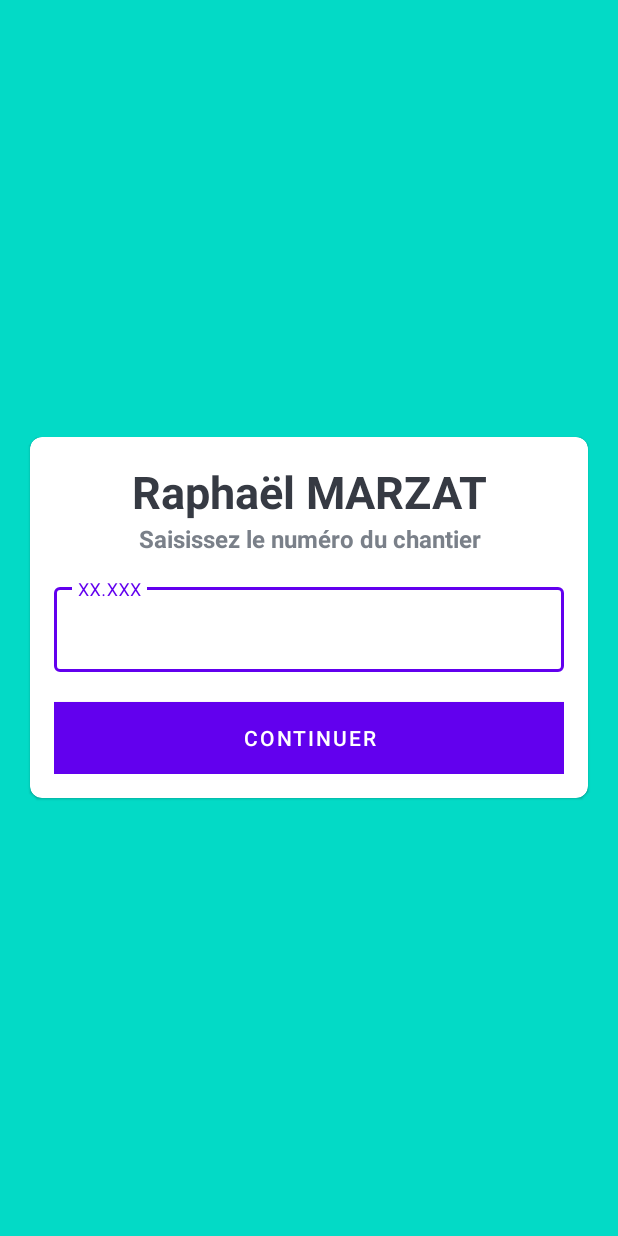
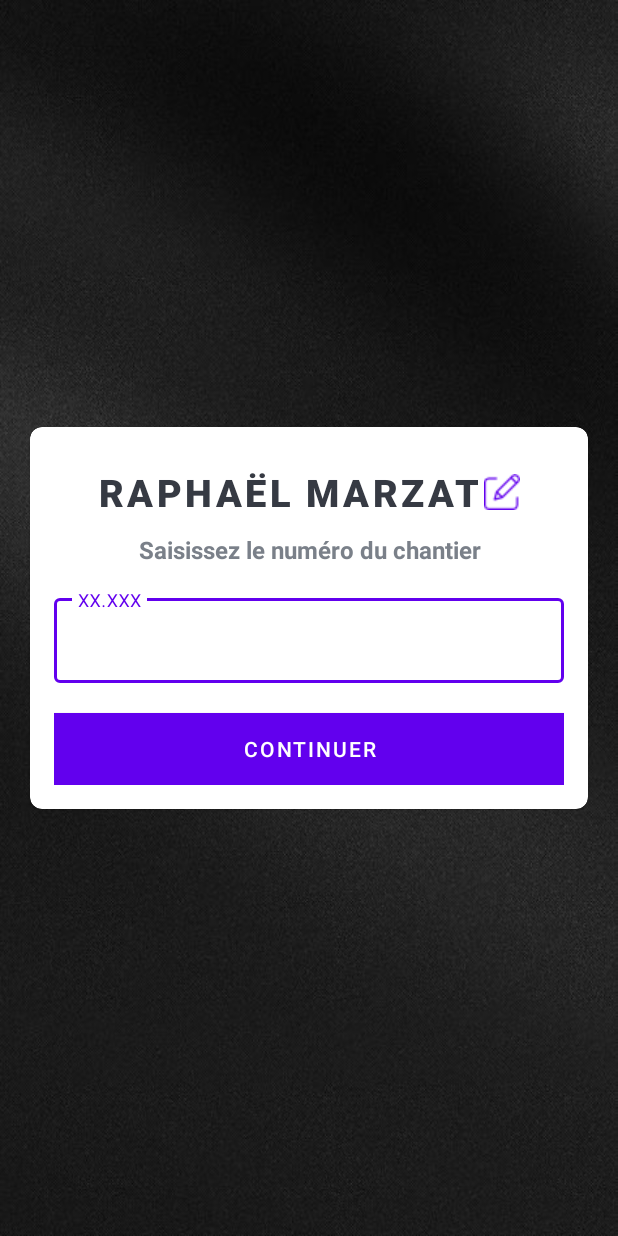
Before and after one commit to MrWazzat/sondefoto, an Android app: the layout activity_saisie_chantier.xml on its own in the app's theme, with its tools: preview values and no code run, on a phone screen of 412 x 824 dp. Run offline under Robolectric (Android 15) with nearby library versions, the phone set to English and light mode, and no system bars.

Commit message:
:sparkles: add name settings

```diff
--- a/app/src/main/AndroidManifest.xml
+++ b/app/src/main/AndroidManifest.xml
@@ -2,6 +2,9 @@
 <manifest xmlns:android="http://schemas.android.com/apk/res/android"
     package="com.example.sondefoto">
     <uses-permission android:name="android.permission.CAMERA"/>
+    <uses-permission android:name="android.permission.ACCESS_NETWORK_STATE" />
+    <uses-permission android:name="android.permission.ACCESS_WIFI_STATE" />
+    <uses-permission android:name="android.permission.INTERNET" />
 
     <application
         android:allowBackup="true"
--- a/app/src/main/java/com/example/sondefoto/utils/ChantierTextWatcher.kt
+++ b/app/src/main/java/com/example/sondefoto/utils/ChantierTextWatcher.kt
@@ -2,8 +2,12 @@ package com.example.sondefoto.utils
 
 import android.text.Editable
 import android.text.TextWatcher
+import android.widget.EditText
 
-class ChantierTextWatcher : TextWatcher{
+class ChantierTextWatcher(editText: EditText) : TextWatcher{
+
+
+
     override fun beforeTextChanged(p0: CharSequence?, p1: Int, p2: Int, p3: Int) {
         TODO("Not yet implemented")
     }
--- a/app/src/main/res/layout/activity_name_settings.xml
+++ b/app/src/main/res/layout/activity_name_settings.xml
@@ -5,7 +5,7 @@
     android:layout_width="match_parent"
     android:layout_height="match_parent"
     android:gravity="center"
-    android:background="@color/design_default_color_secondary"
+    android:background="@drawable/bg"
     tools:context=".NameSettings">
 
     <com.google.android.material.card.MaterialCardView
--- a/app/src/main/res/layout/activity_saisie_chantier.xml
+++ b/app/src/main/res/layout/activity_saisie_chantier.xml
@@ -4,7 +4,7 @@
     xmlns:tools="http://schemas.android.com/tools"
     android:layout_width="match_parent"
     android:layout_height="match_parent"
-    android:background="@color/design_default_color_secondary"
+    android:background="@drawable/bg"
     android:gravity="center"
     tools:context=".SaisieChantier"
     android:orientation="vertical">
@@ -22,17 +22,37 @@
             android:layout_width="match_parent"
             android:layout_height="wrap_content"
             android:layout_margin="16dp"
+            android:gravity="center"
             android:orientation="vertical">
 
-            <TextView
-                android:id="@+id/tv_welcome"
-                android:layout_width="match_parent"
+<!--            <TextView-->
+<!--                android:id="@+id/tv_welcome"-->
+<!--                android:layout_width="wrap_content"-->
+<!--                android:layout_height="wrap_content"-->
+<!--                android:textAllCaps="true"-->
+<!--                android:textSize="30sp"-->
+<!--                android:textStyle="bold"-->
+<!--                android:gravity="center"-->
+<!--                android:textColor="@color/dark_grey_text"-->
+<!--                android:drawableRight="@drawable/edit"-->
+<!--                android:drawablePadding="2dp"-->
+<!--                tools:text="Raphaël MARZAT"-->
+
+<!--                />-->
+
+            <com.google.android.material.button.MaterialButton
+                android:id="@+id/mb_name"
+                style="@style/Widget.MaterialComponents.Button.TextButton.Icon"
+                android:layout_width="wrap_content"
                 android:layout_height="wrap_content"
-                android:textSize="30sp"
-                android:textStyle="bold"
                 android:gravity="center"
                 android:textColor="@color/dark_grey_text"
+                android:textSize="25sp"
+                android:textStyle="bold"
+                app:icon="@drawable/edit"
+                app:iconGravity="end"
                 tools:text="Raphaël MARZAT"
+
                 />
 
             <TextView
```
Also changed, not shown: app/src/main/java/com/example/sondefoto/NameSettings.kt (+6 -2 lines), app/src/main/java/com/example/sondefoto/PicturePreview.kt (+8 -0 lines), app/src/main/java/com/example/sondefoto/SaisieChantier.kt (+12 -1 lines), app/src/main/java/com/example/sondefoto/communication/SondeforMailer.kt (added, +35 -0 lines), app/src/main/java/com/example/sondefoto/utils/NumberTextWatcher.java (+28 -16 lines), app/src/main/res/layout/activity_picture_preview.xml (+5 -2 lines), app/src/main/res/drawable/bg.jpg (added), app/src/main/res/drawable/edit.png (added).
